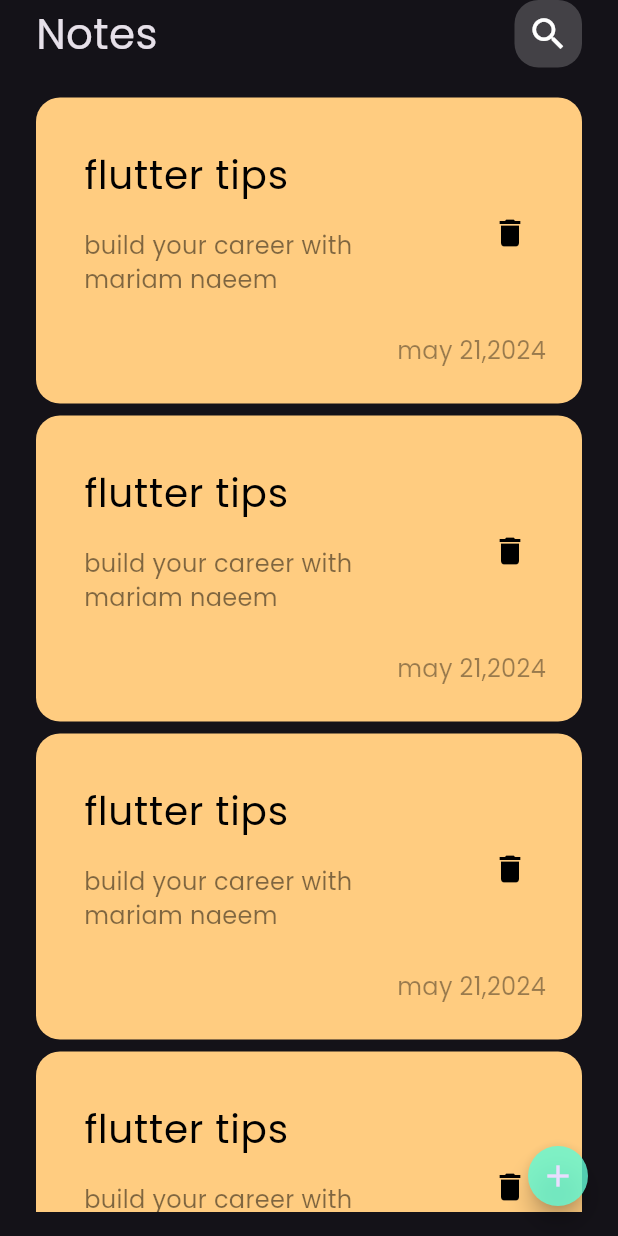
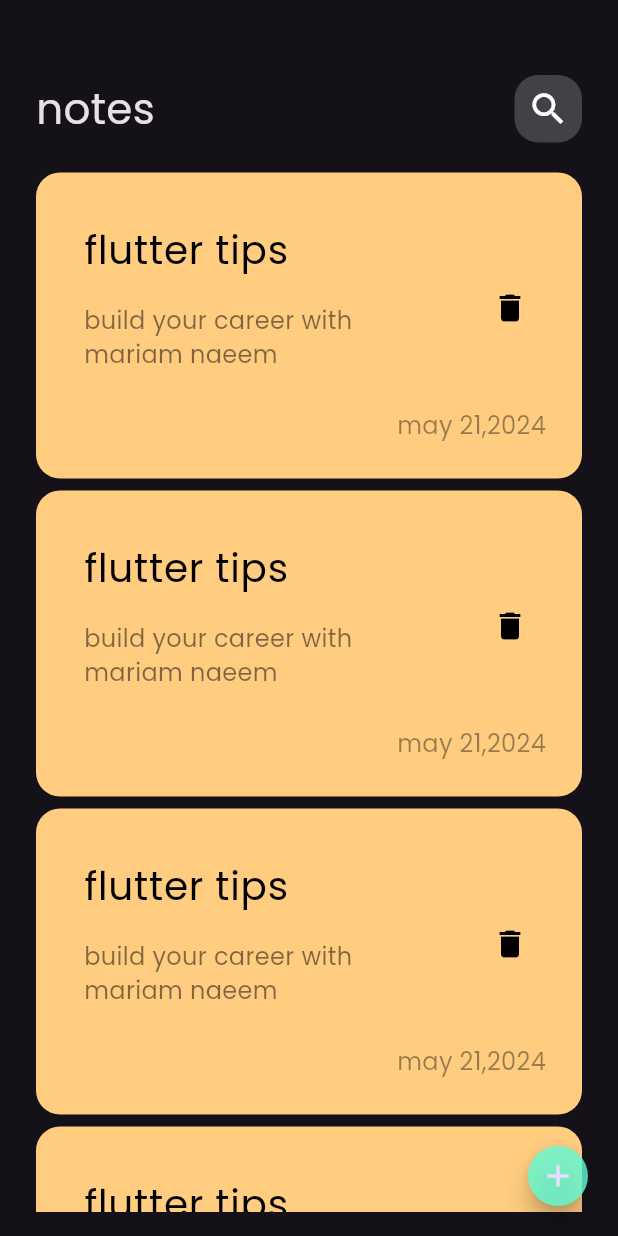
Before and after one commit to Mariam-Naeem/NotesApp, a Flutter app: the screen it shows after launch, on a phone screen of 412 x 824 dp. Run offline on Flutter 3.47's test engine with Material 3 defaults, Android fonts, the phone set to English and light mode, and no system bars.

```diff
--- a/lib/Widgets/custom_app_bar.dart
+++ b/lib/Widgets/custom_app_bar.dart
@@ -1,14 +1,19 @@
 import 'package:flutter/material.dart';
 import 'package:notes/Widgets/search_Icon.dart';
+
 class CustomAppBar extends StatelessWidget {
-  const CustomAppBar({super.key});
-
+  const CustomAppBar({super.key, required this.title, required this.icon});
+  final String title;
+  final IconData icon;
   @override
   Widget build(BuildContext context) {
     return Row(
-      children:const [Text("Notes ",style: TextStyle(fontSize: 28),),
-      Spacer(),
-      CustomSearchIcon()],
+      children:  [
+        // SizedBox(height: 70,),
+        Text(title, style: TextStyle(fontSize: 28)),
+        Spacer(),
+        CustomSearchIcon(icon:icon),
+      ],
     );
   }
 }
--- a/lib/Widgets/custom_note_item.dart
+++ b/lib/Widgets/custom_note_item.dart
@@ -1,12 +1,24 @@
-
 import 'package:flutter/material.dart';
+// import 'package:notes/Widgets/edit_view_body.dart';
+import 'package:notes/screens/edit_view.dart';
 
 class NoteItem extends StatelessWidget {
   const NoteItem({super.key});
 
   @override
   Widget build(BuildContext context) {
-    return Container(
+    return GestureDetector(
+      onTap: () {
+        Navigator.push(
+          context,
+          MaterialPageRoute(
+            builder: (context) {
+              return EditView();
+            },
+          ),
+        );
+      },
+      child: Container(
         padding: const EdgeInsets.only(top: 24, bottom: 24, left: 16),
         decoration: BoxDecoration(
           color: Color(0xffFFCC80),
@@ -47,6 +59,7 @@ class NoteItem extends StatelessWidget {
             ),
           ],
         ),
+      ),
     );
   }
 }
--- a/lib/Widgets/notes_view_body.dart
+++ b/lib/Widgets/notes_view_body.dart
@@ -10,7 +10,7 @@ class NotesViewBody extends StatelessWidget {
   Widget build(BuildContext context) {
     return Padding(
       padding: const EdgeInsets.symmetric(horizontal: 24),
-      child: Column(children: [CustomAppBar(),Expanded(child: NodesListView())]),
+      child: Column(children: [SizedBox(height: 50,),CustomAppBar(title: "notes",icon: Icons.search,),Expanded(child: NodesListView())]),
     );
   }
 }
--- a/lib/Widgets/search_Icon.dart
+++ b/lib/Widgets/search_Icon.dart
@@ -1,8 +1,8 @@
 import 'package:flutter/material.dart';
 
 class CustomSearchIcon extends StatelessWidget {
-  const CustomSearchIcon({super.key});
-
+  const CustomSearchIcon({super.key, required this.icon});
+  final IconData icon;
   @override
   Widget build(BuildContext context) {
     return Container(
@@ -14,7 +14,7 @@ class CustomSearchIcon extends StatelessWidget {
 
         color: Colors.white.withOpacity(0.2),
       ),
-      child: Icon(Icons.search, size: 28),
+      child: Icon(icon, size: 28),
     );
   }
 }
```
Also changed, not shown: lib/Widgets/edit_view_body.dart (added, +19 -0 lines), lib/screens/edit_view.dart (added, +13 -0 lines). Lines whose indentation alone changed are shown as unchanged.
